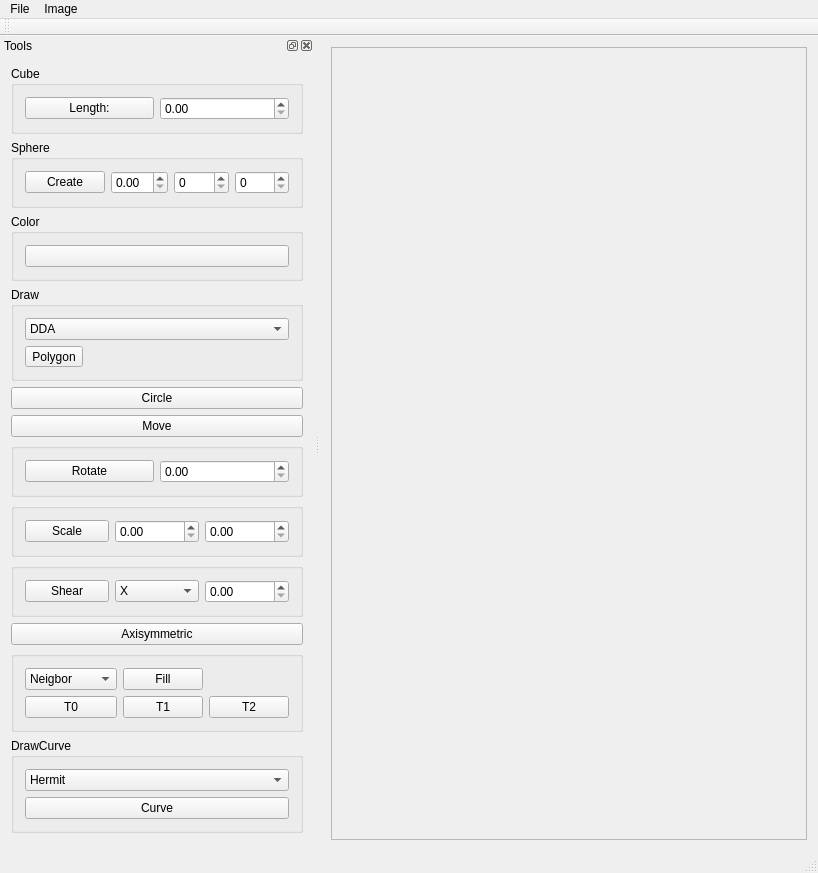
Before: the Qt Designer form src/ImageViewer.ui in YakibchukOstap567/3D, drawn with Qt 5.
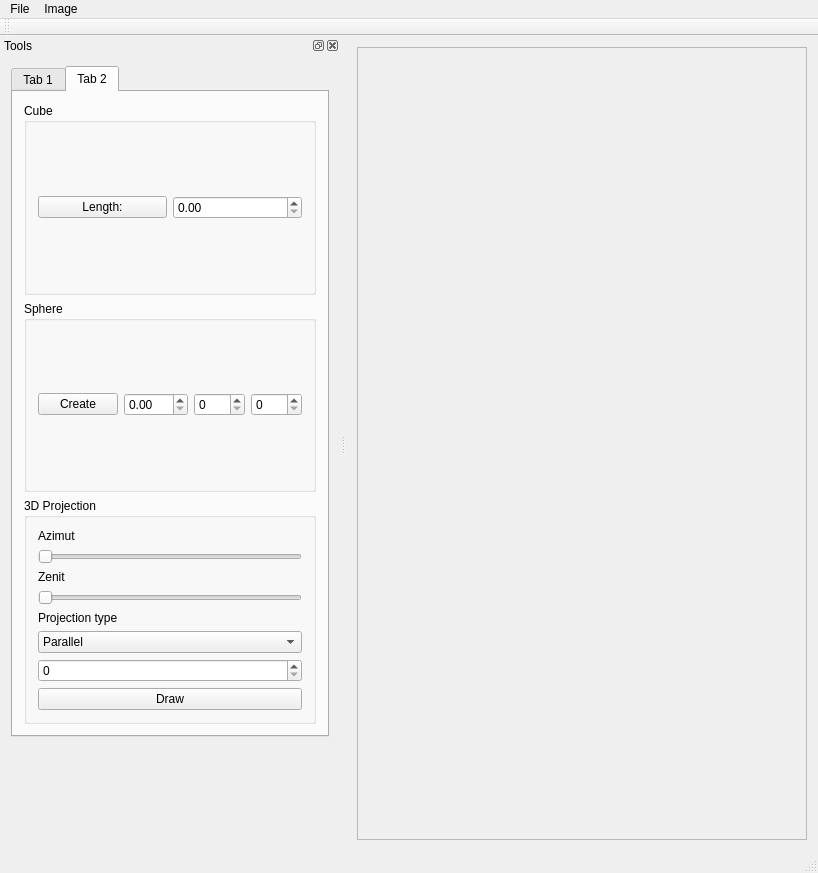
After: the same form once the commit is applied.

Commit message: mozem teraz vykreslit wire-frame(urobil som cameramanager a draw pre 3d)

What changed in the file:
```diff
--- a/src/ImageViewer.ui
+++ b/src/ImageViewer.ui
@@ -25,7 +25,7 @@
         <rect>
          <x>0</x>
          <y>0</y>
-         <width>491</width>
+         <width>469</width>
          <height>793</height>
         </rect>
        </property>
@@ -82,49 +82,15 @@
    <widget class="QWidget" name="dockWidgetContents">
     <layout class="QVBoxLayout" name="verticalLayout">
      <item>
-      <widget class="QGroupBox" name="groupBox_4">
-       <property name="title">
-        <string>Cube</string>
+      <widget class="QTabWidget" name="tabWidget">
+       <property name="currentIndex">
+        <number>1</number>
        </property>
-       <layout class="QHBoxLayout" name="horizontalLayout_2">
-        <item>
-         <widget class="QPushButton" name="cubeButton">
-          <property name="text">
-           <string>Length:</string>
-          </property>
-         </widget>
-        </item>
-        <item>
-         <widget class="QDoubleSpinBox" name="length"/>
-        </item>
-       </layout>
-      </widget>
-     </item>
-     <item>
-      <widget class="QGroupBox" name="groupBox_9">
-       <property name="title">
-        <string>Sphere</string>
-       </property>
-       <layout class="QGridLayout" name="gridLayout_3">
-        <item row="0" column="2">
-         <widget class="QSpinBox" name="rovnobezka"/>
-        </item>
-        <item row="0" column="0">
-         <widget class="QPushButton" name="sphereButton">
-          <property name="text">
-           <string>Create</string>
-          </property>
-         </widget>
-        </item>
-        <item row="0" column="1">
-         <widget class="QDoubleSpinBox" name="radius"/>
-        </item>
-        <item row="0" column="3">
-         <widget class="QSpinBox" name="poludnik"/>
-        </item>
-       </layout>
-      </widget>
-     </item>
+       <widget class="QWidget" name="tab">
+        <attribute name="title">
+         <string>Tab 1</string>
+        </attribute>
+        <layout class="QVBoxLayout" name="verticalLayout_6">
      <item>
       <widget class="QGroupBox" name="groupBox">
        <property name="title">
@@ -414,6 +380,147 @@
          </widget>
         </item>
        </layout>
+          </widget>
+         </item>
+        </layout>
+       </widget>
+       <widget class="QWidget" name="tab_2">
+        <attribute name="title">
+         <string>Tab 2</string>
+        </attribute>
+        <layout class="QVBoxLayout" name="verticalLayout_5">
+         <item>
+          <widget class="QGroupBox" name="groupBox_4">
+           <property name="title">
+            <string>Cube</string>
+           </property>
+           <layout class="QHBoxLayout" name="horizontalLayout_2">
+            <item>
+             <widget class="QPushButton" name="cubeButton">
+              <property name="text">
+               <string>Length:</string>
+              </property>
+             </widget>
+            </item>
+            <item>
+             <widget class="QDoubleSpinBox" name="length">
+              <property name="maximum">
+               <double>100.000000000000000</double>
+              </property>
+             </widget>
+            </item>
+           </layout>
+          </widget>
+         </item>
+         <item>
+          <widget class="QGroupBox" name="groupBox_9">
+           <property name="title">
+            <string>Sphere</string>
+           </property>
+           <layout class="QGridLayout" name="gridLayout_3">
+            <item row="0" column="3">
+             <widget class="QSpinBox" name="poludnik"/>
+            </item>
+            <item row="0" column="2">
+             <widget class="QSpinBox" name="rovnobezka"/>
+            </item>
+            <item row="0" column="0">
+             <widget class="QPushButton" name="sphereButton">
+              <property name="text">
+               <string>Create</string>
+              </property>
+             </widget>
+            </item>
+            <item row="0" column="1">
+             <widget class="QDoubleSpinBox" name="radius">
+              <property name="maximum">
+               <double>100.000000000000000</double>
+              </property>
+             </widget>
+            </item>
+           </layout>
+          </widget>
+         </item>
+         <item>
+          <widget class="QGroupBox" name="groupBox_10">
+           <property name="title">
+            <string>3D Projection</string>
+           </property>
+           <layout class="QVBoxLayout" name="verticalLayout_4">
+            <item>
+             <widget class="QLabel" name="label">
+              <property name="text">
+               <string>Azimut</string>
+              </property>
+             </widget>
+            </item>
+            <item>
+             <widget class="QSlider" name="azimut">
+              <property name="maximum">
+               <number>99</number>
+              </property>
+              <property name="pageStep">
+               <number>11</number>
+              </property>
+              <property name="orientation">
+               <enum>Qt::Orientation::Horizontal</enum>
+              </property>
+             </widget>
+            </item>
+            <item>
+             <widget class="QLabel" name="label_2">
+              <property name="text">
+               <string>Zenit</string>
+              </property>
+             </widget>
+            </item>
+            <item>
+             <widget class="QSlider" name="zenit">
+              <property name="orientation">
+               <enum>Qt::Orientation::Horizontal</enum>
+              </property>
+             </widget>
+            </item>
+            <item>
+             <widget class="QLabel" name="label_3">
+              <property name="text">
+               <string>Projection type</string>
+              </property>
+             </widget>
+            </item>
+            <item>
+             <widget class="QComboBox" name="projectionTypeBox">
+              <item>
+               <property name="text">
+                <string>Parallel</string>
+               </property>
+              </item>
+              <item>
+               <property name="text">
+                <string>Perspective</string>
+               </property>
+              </item>
+             </widget>
+            </item>
+            <item>
+             <widget class="QSpinBox" name="range">
+              <property name="maximum">
+               <number>1000</number>
+              </property>
+             </widget>
+            </item>
+            <item>
+             <widget class="QPushButton" name="draw3D">
+              <property name="text">
+               <string>Draw</string>
+              </property>
+             </widget>
+            </item>
+           </layout>
+          </widget>
+         </item>
+        </layout>
+       </widget>
       </widget>
      </item>
      <item>
```
Lines whose indentation alone changed are shown as unchanged. The commit also changes 6 other files.
